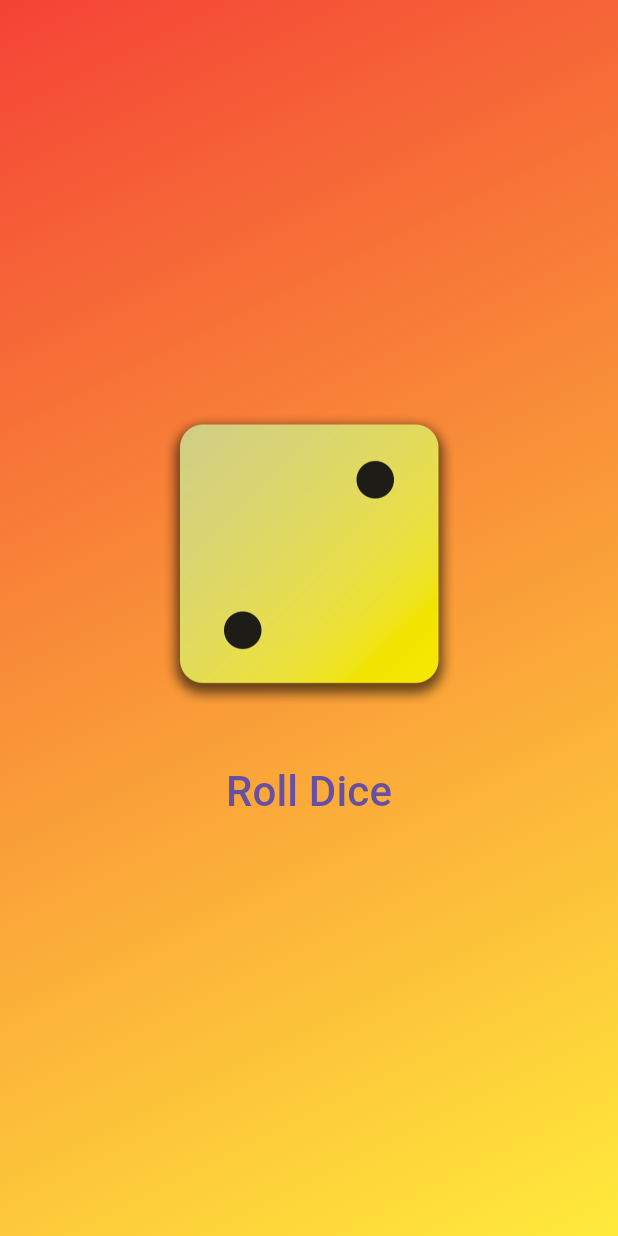
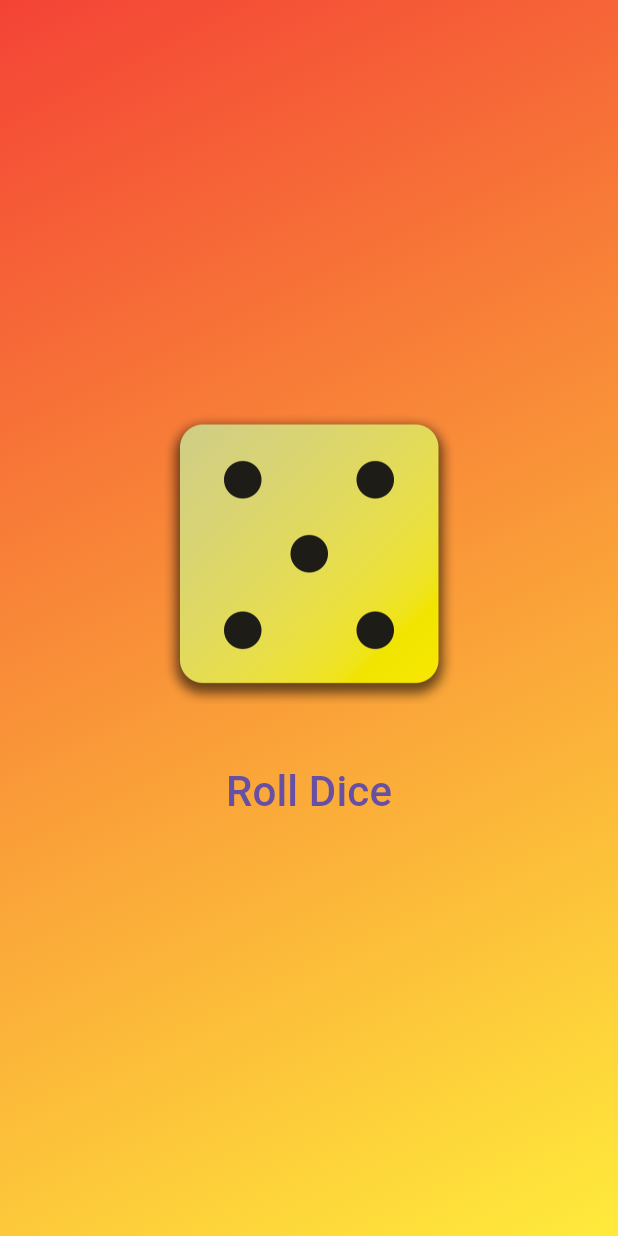
Before and after one commit to Soapsabon/CSIT284-Jabines, a Flutter app: the screen it shows after launch, after a tap on "Roll Dice", on a phone screen of 412 x 824 dp. Run offline on Flutter 3.47's test engine with Material 3 defaults, Android fonts, the phone set to English and light mode, and no system bars.

Commit message:
Implement roll dice

```diff
--- /dev/null
+++ b/lab_act_2/lib/dice_roller.dart
@@ -0,0 +1,54 @@
+import 'dart:math';
+import 'package:flutter/material.dart';
+
+class DiceRoller extends StatefulWidget {
+  DiceRoller({super.key});
+
+  @override
+  State<DiceRoller> createState() {
+    return DiceRollerState();
+  }
+}
+
+class DiceRollerState extends State<DiceRoller> {
+  var currentDiceImage = 'assets/dice-images/dice-images/dice-1.png';
+
+  void rollDice() {
+    setState(() {
+      currentDiceImage =
+          'assets/dice-images/dice-images/dice-${Random().nextInt(6) + 1}.png';
+    });
+  }
+
+  @override
+  Widget build(context) {
+    return Container(
+      decoration: BoxDecoration(
+        gradient: LinearGradient(
+          begin: Alignment.topLeft,
+          end: Alignment.bottomRight,
+          colors: [Colors.red, Colors.yellow],
+        ), // LinearGradient
+      ), // BoxDecoration
+      child: Center(
+        child: Column(
+          mainAxisSize: MainAxisSize.min,
+          children: [
+            Image.asset(
+              width: 200,
+              currentDiceImage,
+            ), // Image.asset
+            SizedBox(height: 30),
+            TextButton(
+              onPressed: rollDice,
+              child: Text(
+                style: TextStyle(fontSize: 28),
+                "Roll Dice",
+              ), // Text
+            ), // TextButton
+          ],
+        ), // Column
+      ), // Center
+    ); // Container
+  }
+}
--- a/lab_act_2/lib/main.dart
+++ b/lab_act_2/lib/main.dart
@@ -1,47 +1,12 @@
 import 'package:flutter/material.dart';
+import 'dice_roller.dart';
 
 void main() {
   runApp(
     MaterialApp(
       home: Scaffold(
-        body: GradientContainer(),
+        body: DiceRoller(),
       ), // Scaffold
     ), // MaterialApp
   );
 }
-
-class GradientContainer extends StatelessWidget {
-  @override
-  Widget build(context) {
-    return Container(
-      decoration: BoxDecoration(
-        gradient: LinearGradient(
-          begin: Alignment.topLeft,
-          end: Alignment.bottomRight,
-          colors: [Colors.red, Colors.yellow],
-        ), // LinearGradient
-      ), // BoxDecoration
-      child: Center(
-        child: Column(
-          mainAxisSize: MainAxisSize.min,
-          children: [
-            Image.asset(
-              width: 200,
-              'assets/dice-images/dice-images/dice-2.png',
-            ), // Image.asset
-            SizedBox(height: 30),
-            TextButton(
-              onPressed: () {},
-              child: Text(
-                style: TextStyle(
-                  fontSize: 28,
-                ), // TextStyle
-                "Roll Dice",
-              ), // Text
-            ), // TextButton
-          ],
-        ), // Column
-      ), // Center
-    ); // Container
-  }
-}
```
